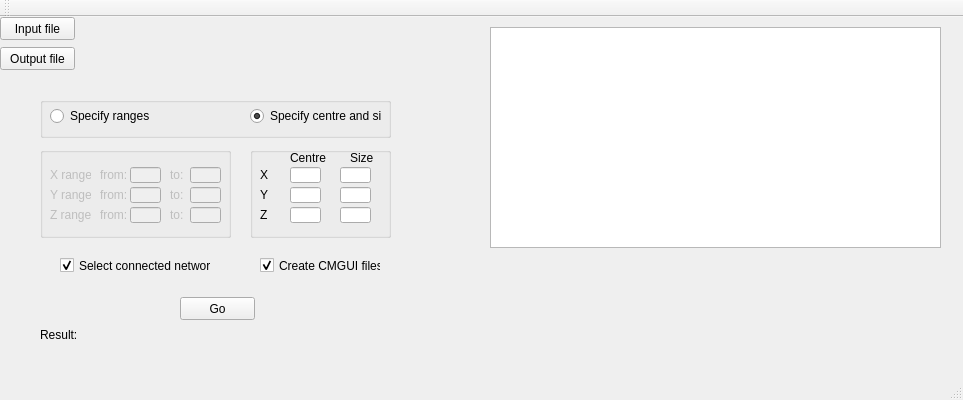
First picture: the form in Qt/am_blocker/mainwindow.ui, repository gibbogle/vessel-tools, before the edit.
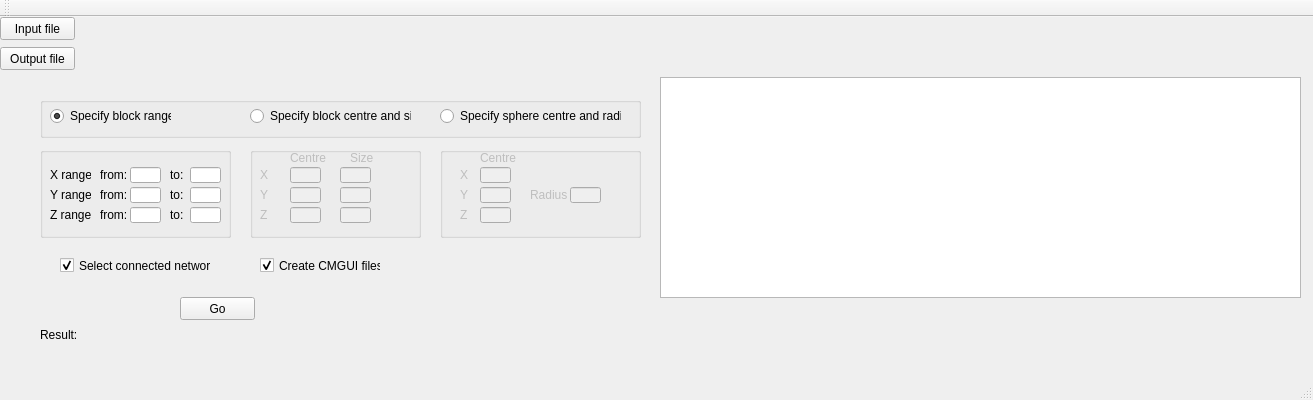
Second picture: the form after the edit.

```diff
--- a/Qt/am_blocker/mainwindow.ui
+++ b/Qt/am_blocker/mainwindow.ui
@@ -6,12 +6,12 @@
    <rect>
     <x>0</x>
     <y>0</y>
-    <width>963</width>
+    <width>1313</width>
     <height>400</height>
    </rect>
   </property>
   <property name="windowTitle">
-   <string>Selection of network with a specified range of vessel diameters</string>
+   <string>Selection of a sub-network</string>
   </property>
   <widget class="QWidget" name="centralWidget">
    <widget class="QPushButton" name="pushButtonInFile">
@@ -32,7 +32,7 @@
      <rect>
       <x>80</x>
       <y>0</y>
-      <width>401</width>
+      <width>1221</width>
       <height>21</height>
      </rect>
     </property>
@@ -45,7 +45,7 @@
      <rect>
       <x>80</x>
       <y>30</y>
-      <width>401</width>
+      <width>1221</width>
       <height>21</height>
      </rect>
     </property>
@@ -97,7 +97,7 @@
      <rect>
       <x>80</x>
       <y>310</y>
-      <width>491</width>
+      <width>1221</width>
       <height>16</height>
      </rect>
     </property>
@@ -108,9 +108,9 @@
    <widget class="QTextEdit" name="textEdit">
     <property name="geometry">
      <rect>
-      <x>490</x>
-      <y>10</y>
-      <width>451</width>
+      <x>660</x>
+      <y>60</y>
+      <width>641</width>
       <height>221</height>
      </rect>
     </property>
@@ -152,14 +152,14 @@
      <rect>
       <x>40</x>
       <y>80</y>
-      <width>351</width>
+      <width>601</width>
       <height>41</height>
      </rect>
     </property>
     <property name="title">
      <string/>
     </property>
-    <widget class="QRadioButton" name="radioButton_range">
+    <widget class="QRadioButton" name="radioButton_block_range">
      <property name="geometry">
       <rect>
        <x>10</x>
@@ -169,29 +169,45 @@
       </rect>
      </property>
      <property name="text">
-      <string>Specify ranges</string>
+      <string>Specify block ranges</string>
+     </property>
+     <property name="checked">
+      <bool>true</bool>
      </property>
     </widget>
-    <widget class="QRadioButton" name="radioButton_centre">
+    <widget class="QRadioButton" name="radioButton_block_centre">
      <property name="geometry">
       <rect>
        <x>210</x>
        <y>10</y>
-       <width>131</width>
+       <width>161</width>
        <height>18</height>
       </rect>
      </property>
      <property name="text">
-      <string>Specify centre and size</string>
+      <string>Specify block centre and size</string>
      </property>
      <property name="checked">
-      <bool>true</bool>
+      <bool>false</bool>
+     </property>
+    </widget>
+    <widget class="QRadioButton" name="radioButton_sphere">
+     <property name="geometry">
+      <rect>
+       <x>400</x>
+       <y>10</y>
+       <width>181</width>
+       <height>18</height>
+      </rect>
+     </property>
+     <property name="text">
+      <string>Specify sphere centre and radius</string>
      </property>
     </widget>
    </widget>
    <widget class="QGroupBox" name="groupBox_range">
     <property name="enabled">
-     <bool>false</bool>
+     <bool>true</bool>
     </property>
     <property name="geometry">
      <rect>
@@ -219,7 +235,7 @@
     </widget>
     <widget class="QLineEdit" name="lineEdit_x1">
      <property name="enabled">
-      <bool>false</bool>
+      <bool>true</bool>
      </property>
      <property name="geometry">
       <rect>
@@ -235,7 +251,7 @@
     </widget>
     <widget class="QLineEdit" name="lineEdit_z1">
      <property name="enabled">
-      <bool>false</bool>
+      <bool>true</bool>
      </property>
      <property name="geometry">
       <rect>
@@ -251,7 +267,7 @@
     </widget>
     <widget class="QLineEdit" name="lineEdit_x2">
      <property name="enabled">
-      <bool>false</bool>
+      <bool>true</bool>
      </property>
      <property name="geometry">
       <rect>
@@ -267,7 +283,7 @@
     </widget>
     <widget class="QLineEdit" name="lineEdit_y1">
      <property name="enabled">
-      <bool>false</bool>
+      <bool>true</bool>
      </property>
      <property name="geometry">
       <rect>
@@ -361,7 +377,7 @@
     </widget>
     <widget class="QLineEdit" name="lineEdit_z2">
      <property name="enabled">
-      <bool>false</bool>
+      <bool>true</bool>
      </property>
      <property name="geometry">
       <rect>
@@ -403,7 +419,7 @@
     </widget>
     <widget class="QLineEdit" name="lineEdit_y2">
      <property name="enabled">
-      <bool>false</bool>
+      <bool>true</bool>
      </property>
      <property name="geometry">
       <rect>
@@ -419,11 +435,14 @@
     </widget>
    </widget>
    <widget class="QGroupBox" name="groupBox_centre">
+    <property name="enabled">
+     <bool>false</bool>
+    </property>
     <property name="geometry">
      <rect>
       <x>250</x>
       <y>130</y>
-      <width>141</width>
+      <width>171</width>
       <height>91</height>
      </rect>
     </property>
@@ -556,13 +575,134 @@
      </property>
     </widget>
    </widget>
+   <widget class="QGroupBox" name="groupBox_sphere">
+    <property name="enabled">
+     <bool>false</bool>
+    </property>
+    <property name="geometry">
+     <rect>
+      <x>440</x>
+      <y>130</y>
+      <width>201</width>
+      <height>91</height>
+     </rect>
+    </property>
+    <property name="title">
+     <string/>
+    </property>
+    <widget class="QLineEdit" name="lineEdit_x0">
+     <property name="geometry">
+      <rect>
+       <x>40</x>
+       <y>20</y>
+       <width>31</width>
+       <height>16</height>
+      </rect>
+     </property>
+    </widget>
+    <widget class="QLabel" name="label_centre_2">
+     <property name="geometry">
+      <rect>
+       <x>40</x>
+       <y>0</y>
+       <width>41</width>
+       <height>21</height>
+      </rect>
+     </property>
+     <property name="text">
+      <string>Centre</string>
+     </property>
+    </widget>
+    <widget class="QLineEdit" name="lineEdit_y0">
+     <property name="geometry">
+      <rect>
+       <x>40</x>
+       <y>40</y>
+       <width>31</width>
+       <height>16</height>
+      </rect>
+     </property>
+    </widget>
+    <widget class="QLineEdit" name="lineEdit_z0">
+     <property name="geometry">
+      <rect>
+       <x>40</x>
+       <y>60</y>
+       <width>31</width>
+       <height>16</height>
+      </rect>
+     </property>
+    </widget>
+    <widget class="QLabel" name="label_x0">
+     <property name="geometry">
+      <rect>
+       <x>20</x>
+       <y>20</y>
+       <width>21</width>
+       <height>16</height>
+      </rect>
+     </property>
+     <property name="text">
+      <string>X</string>
+     </property>
+    </widget>
+    <widget class="QLabel" name="label_y0">
+     <property name="geometry">
+      <rect>
+       <x>20</x>
+       <y>40</y>
+       <width>21</width>
+       <height>16</height>
+      </rect>
+     </property>
+     <property name="text">
+      <string>Y</string>
+     </property>
+    </widget>
+    <widget class="QLabel" name="label_z0">
+     <property name="geometry">
+      <rect>
+       <x>20</x>
+       <y>60</y>
+       <width>21</width>
+       <height>16</height>
+      </rect>
+     </property>
+     <property name="text">
+      <string>Z</string>
+     </property>
+    </widget>
+    <widget class="QLabel" name="label_radius">
+     <property name="geometry">
+      <rect>
+       <x>90</x>
+       <y>40</y>
+       <width>41</width>
+       <height>16</height>
+      </rect>
+     </property>
+     <property name="text">
+      <string>Radius</string>
+     </property>
+    </widget>
+    <widget class="QLineEdit" name="lineEdit_radius">
+     <property name="geometry">
+      <rect>
+       <x>130</x>
+       <y>40</y>
+       <width>31</width>
+       <height>16</height>
+      </rect>
+     </property>
+    </widget>
+   </widget>
   </widget>
   <widget class="QMenuBar" name="menuBar">
    <property name="geometry">
     <rect>
      <x>0</x>
      <y>0</y>
-     <width>963</width>
+     <width>1313</width>
      <height>18</height>
     </rect>
    </property>
```
Left out of the diff: 15 changed lines with no effect on the pictures.
